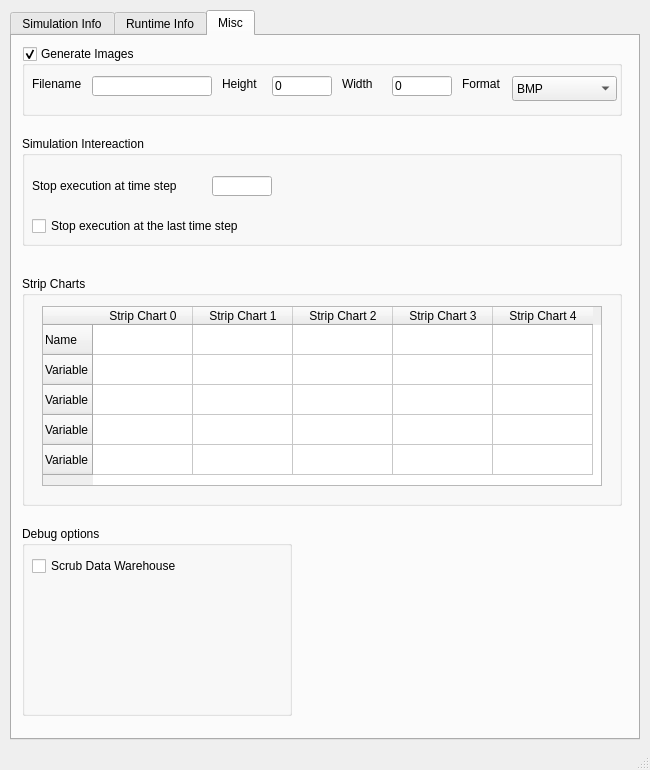
First picture: the form in src/VisIt/libsim/uintah.ui, repository Uintah/Uintah, before the edit.
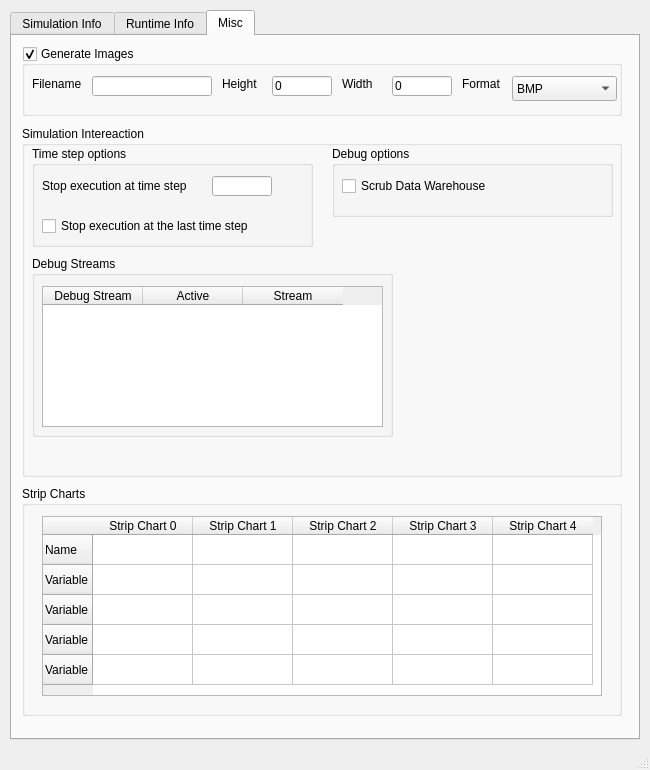
Second picture: the form after the edit. The open tabs and pages were chosen to show the change.

Commit message: added stream vars

```diff
--- a/src/VisIt/libsim/uintah.ui
+++ b/src/VisIt/libsim/uintah.ui
@@ -722,56 +722,135 @@
       <property name="geometry">
        <rect>
         <x>10</x>
-        <y>100</y>
+        <y>90</y>
         <width>600</width>
-        <height>110</height>
+        <height>351</height>
        </rect>
       </property>
       <property name="title">
        <string>Simulation Intereaction</string>
       </property>
-      <widget class="QCheckBox" name="StopAtLastTimeStep">
+      <widget class="QGroupBox" name="DebugGroupBox">
        <property name="geometry">
         <rect>
-         <x>10</x>
-         <y>80</y>
-         <width>250</width>
-         <height>20</height>
+         <x>310</x>
+         <y>20</y>
+         <width>281</width>
+         <height>71</height>
         </rect>
        </property>
-       <property name="text">
-        <string>Stop execution at the last time step</string>
+       <property name="title">
+        <string>Debug options</string>
        </property>
+       <widget class="QCheckBox" name="ScrubDataWarehouse">
+        <property name="geometry">
+         <rect>
+          <x>10</x>
+          <y>30</y>
+          <width>170</width>
+          <height>20</height>
+         </rect>
+        </property>
+        <property name="text">
+         <string>Scrub Data Warehouse</string>
+        </property>
+       </widget>
       </widget>
-      <widget class="QLineEdit" name="StopAtTimeStep">
+      <widget class="QGroupBox" name="DebugStreamGroupBox">
        <property name="geometry">
         <rect>
-         <x>190</x>
-         <y>40</y>
-         <width>60</width>
-         <height>20</height>
+         <x>10</x>
+         <y>130</y>
+         <width>361</width>
+         <height>181</height>
         </rect>
        </property>
+       <property name="title">
+        <string>Debug Streams</string>
+       </property>
+       <widget class="QTableWidget" name="DebugStreamTable">
+        <property name="geometry">
+         <rect>
+          <x>10</x>
+          <y>30</y>
+          <width>341</width>
+          <height>141</height>
+         </rect>
+        </property>
+        <column>
+         <property name="text">
+          <string>Debug Stream</string>
+         </property>
+        </column>
+        <column>
+         <property name="text">
+          <string>Active</string>
+         </property>
+        </column>
+        <column>
+         <property name="text">
+          <string>Stream</string>
+         </property>
+        </column>
+       </widget>
+       <zorder>DebugStreamTable</zorder>
+       <zorder>DebugGroupBox</zorder>
       </widget>
-      <widget class="QLabel" name="StopATimeStepLabel">
+      <widget class="QGroupBox" name="TimeStepGroupBox">
        <property name="geometry">
         <rect>
          <x>10</x>
-         <y>40</y>
-         <width>170</width>
-         <height>20</height>
+         <y>20</y>
+         <width>281</width>
+         <height>101</height>
         </rect>
        </property>
-       <property name="text">
-        <string>Stop execution at time step</string>
+       <property name="title">
+        <string>Time step options</string>
        </property>
+       <widget class="QCheckBox" name="StopAtLastTimeStep">
+        <property name="geometry">
+         <rect>
+          <x>10</x>
+          <y>70</y>
+          <width>250</width>
+          <height>20</height>
+         </rect>
+        </property>
+        <property name="text">
+         <string>Stop execution at the last time step</string>
+        </property>
+       </widget>
+       <widget class="QLabel" name="StopATimeStepLabel">
+        <property name="geometry">
+         <rect>
+          <x>10</x>
+          <y>30</y>
+          <width>170</width>
+          <height>20</height>
+         </rect>
+        </property>
+        <property name="text">
+         <string>Stop execution at time step</string>
+        </property>
+       </widget>
+       <widget class="QLineEdit" name="StopAtTimeStep">
+        <property name="geometry">
+         <rect>
+          <x>180</x>
+          <y>30</y>
+          <width>60</width>
+          <height>20</height>
+         </rect>
+        </property>
+       </widget>
       </widget>
      </widget>
      <widget class="QGroupBox" name="StripChartGroupBox">
       <property name="geometry">
        <rect>
         <x>10</x>
-        <y>240</y>
+        <y>450</y>
         <width>600</width>
         <height>230</height>
        </rect>
@@ -840,32 +919,6 @@
        </column>
       </widget>
      </widget>
-     <widget class="QGroupBox" name="DebugGroupBox">
-      <property name="geometry">
-       <rect>
-        <x>10</x>
-        <y>490</y>
-        <width>270</width>
-        <height>190</height>
-       </rect>
-      </property>
-      <property name="title">
-       <string>Debug options</string>
-      </property>
-      <widget class="QCheckBox" name="ScrubDataWarehouse">
-       <property name="geometry">
-        <rect>
-         <x>10</x>
-         <y>30</y>
-         <width>170</width>
-         <height>20</height>
-        </rect>
-       </property>
-       <property name="text">
-        <string>Scrub Data Warehouse</string>
-       </property>
-      </widget>
-     </widget>
     </widget>
    </widget>
   </widget>
```
Left out of the diff: 2 changed lines with no effect on the pictures. The commit also changes 6 other files.
